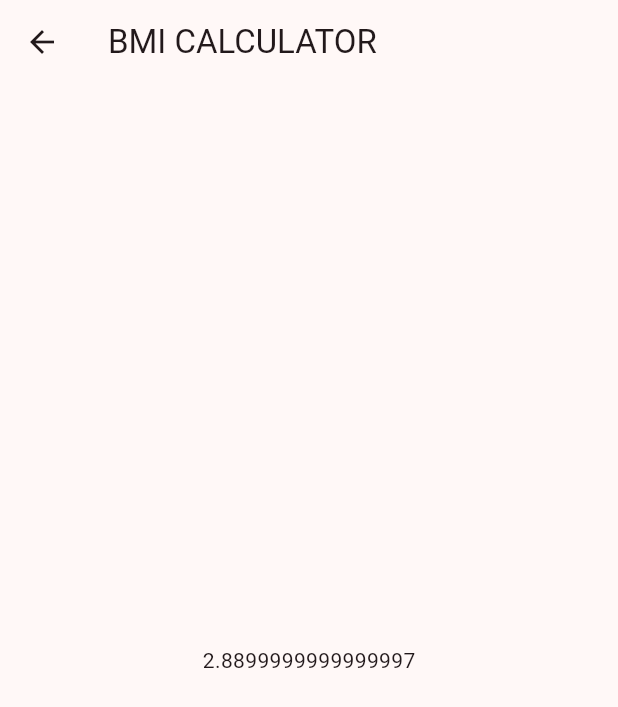
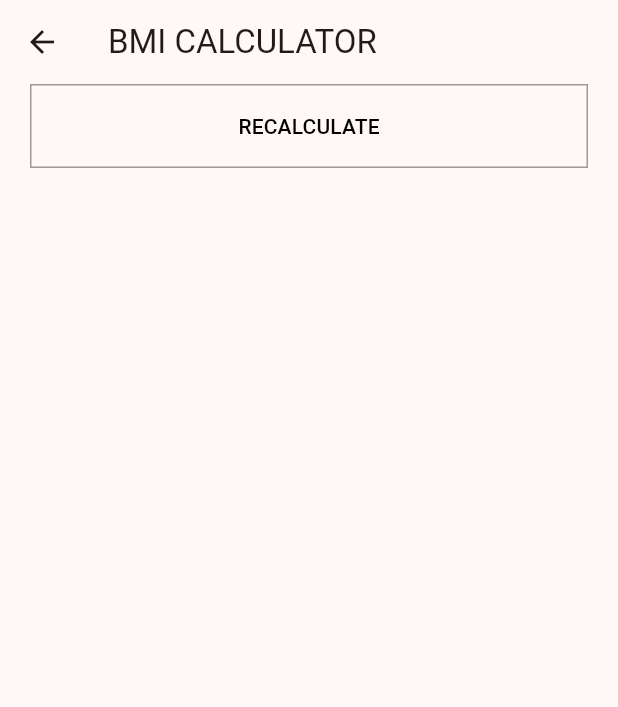
Before and after one commit to seoyeon-haru/flutter_bmi_app, a Flutter app: the screen it shows after launch, after a tap on "CALCULATE", on a phone screen of 412 x 824 dp. Shown: the top 707 px of the screen. Run offline on Flutter 3.47's test engine with Material 3 defaults, Android fonts, the phone set to English and light mode, and no system bars; missing offline and left inert: dart:ffi.

Commit message:
Implement OutlinedButton

```diff
--- a/lib/pages/result/result_page.dart
+++ b/lib/pages/result/result_page.dart
@@ -10,8 +10,18 @@ class ResultPage extends StatelessWidget {
       appBar: AppBar(
         title: Text('BMI CALCULATOR'),
       ),
-      body: Center(
-        child: Text('$bmi'),
+      body: Padding(
+        padding: const EdgeInsets.symmetric(horizontal: 20),
+        child: Column(
+          children: [
+            SizedBox(
+              width: double.infinity,
+              height: 56,
+              child: OutlinedButton(onPressed: () {}, child: Text('RECALCULATE'),
+              ),
+            ),
+          ],
+        ),
       ),
     );
   }
```
